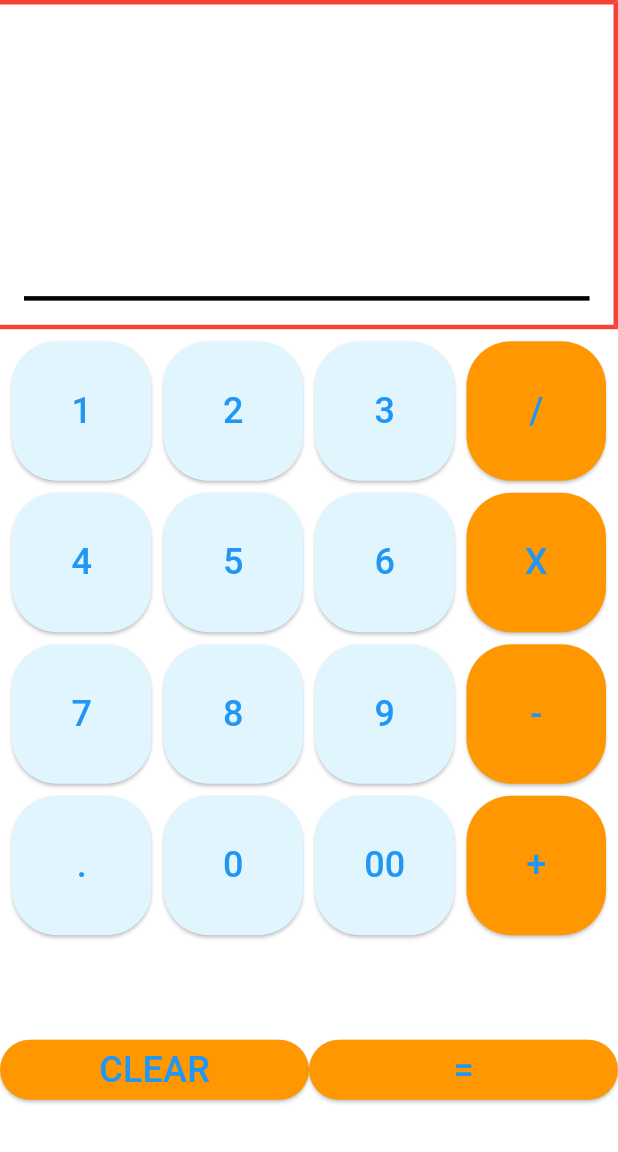
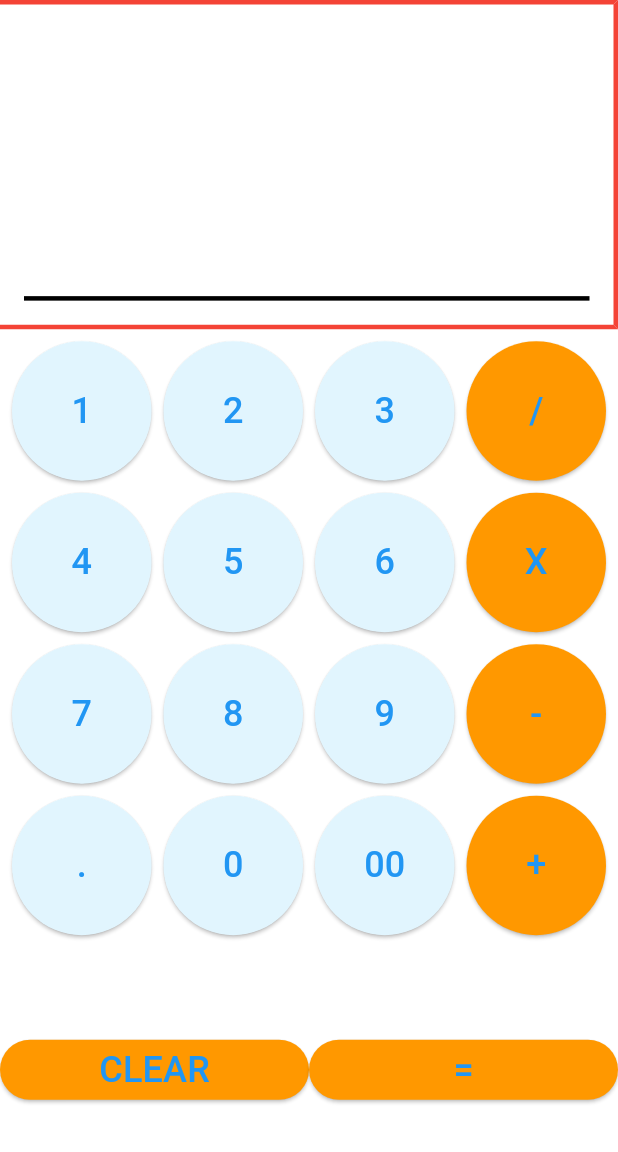
Before and after one commit to dagiteferi/Calculator, a Flutter app: the screen it shows after launch, on a phone screen of 412 x 824 dp, the part 84-1236 px from its top. Run offline on Flutter 3.47's test engine with Material 3 defaults, Android fonts, the phone set to English and light mode, and no system bars; missing offline and left inert: expressions.

Commit message:
button radius done

```diff
--- a/lib/Calculator.dart
+++ b/lib/Calculator.dart
@@ -142,7 +142,8 @@ class _CalculatorState extends State<Calculator> {
                         style: ElevatedButton.styleFrom(
                           backgroundColor: buttonColor,
                           shape: RoundedRectangleBorder(
-                            borderRadius: BorderRadius.circular(30),
+                            borderRadius:
+                                BorderRadius.circular(50), // Adjusted radius
                           ),
                         ),
                         child: Text(
@@ -166,7 +167,8 @@ class _CalculatorState extends State<Calculator> {
                           style: ElevatedButton.styleFrom(
                             backgroundColor: Colors.orange,
                             shape: RoundedRectangleBorder(
-                              borderRadius: BorderRadius.circular(30),
+                              borderRadius:
+                                  BorderRadius.circular(50), // Adjusted radius
                             ),
                           ),
                           child: const Text(
@@ -182,7 +184,8 @@ class _CalculatorState extends State<Calculator> {
                           style: ElevatedButton.styleFrom(
                             backgroundColor: Colors.orange,
                             shape: RoundedRectangleBorder(
-                              borderRadius: BorderRadius.circular(90),
+                              borderRadius:
+                                  BorderRadius.circular(50), // Adjusted radius
                             ),
                           ),
                           child: const Text(
```
